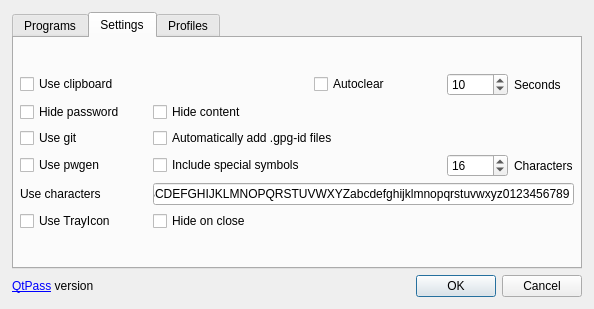
Qt form dialog.ui (IJHack/QtPass) before a commit.
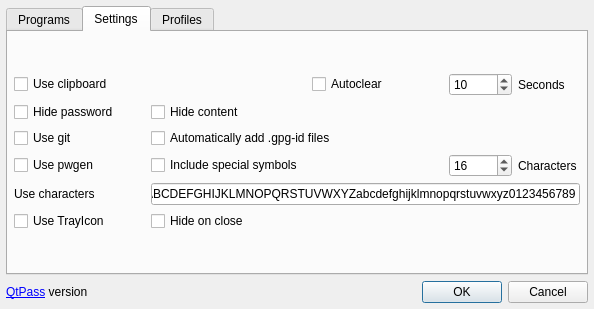
The same form after that commit. The open tabs and pages were chosen to show the change.

The edit to the form file:
```diff
--- a/dialog.ui
+++ b/dialog.ui
@@ -15,16 +15,16 @@
   </property>
   <layout class="QVBoxLayout" name="verticalLayout_2">
    <property name="leftMargin">
-    <number>12</number>
+    <number>6</number>
    </property>
    <property name="topMargin">
-    <number>12</number>
+    <number>6</number>
    </property>
    <property name="rightMargin">
-    <number>12</number>
+    <number>6</number>
    </property>
    <property name="bottomMargin">
-    <number>12</number>
+    <number>6</number>
    </property>
    <item>
     <widget class="QTabWidget" name="tabWidget">
```
Left out of the diff: 2 changed lines with no effect on the pictures.
